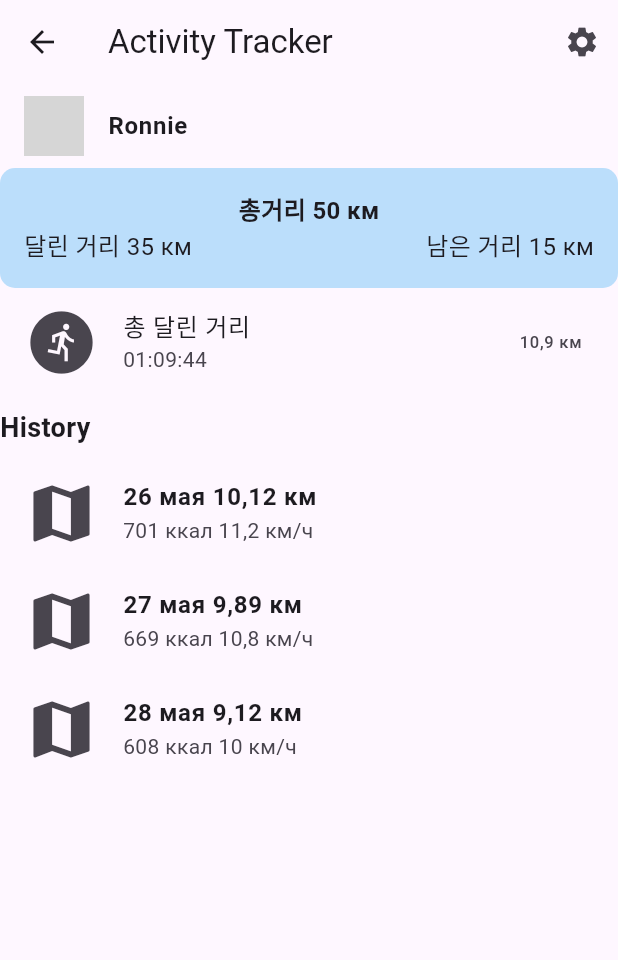
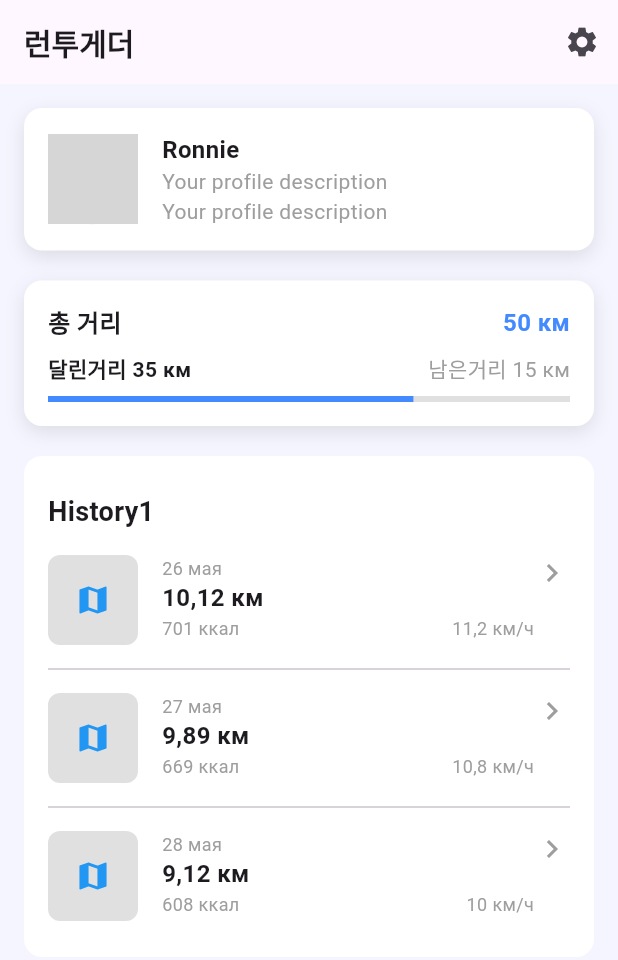
Before and after one commit to Me-in-U/GDG_Hackathon, a Flutter app: the HomePage screen opened directly with empty values, on a phone screen of 412 x 824 dp. Shown: the top 960 px of the screen. Run offline on Flutter 3.47's test engine with Material 3 defaults, Android fonts, the phone set to English and light mode, and no system bars; our stand-ins replace cloud_firestore, firebase_core, fluttertoast, font_awesome_flutter, geolocator, google_maps_flutter; accounts and stored records are empty; network calls fail; Roboto replaces fonts that are missing (YourFontName); grey boxes are pictures that could not be loaded.

Commit message:
Changing Layout in HomePage

```diff
--- a/lib/home_page.dart
+++ b/lib/home_page.dart
@@ -5,11 +5,20 @@ class HomePage extends StatelessWidget {
 
   const HomePage({required this.username});
 
-  @override
+
   Widget build(BuildContext context) {
     return Scaffold(
+      backgroundColor: Color(0xFFF5F5FF),
       appBar: AppBar(
-        title: Text('Activity Tracker'),
+        title: Text(
+          '런투게더',
+          style: TextStyle(
+            fontFamily: 'YourFontName', // 사용하려는 폰트 이름으로 변경
+            fontWeight: FontWeight.bold, // 굵은 글씨 설정
+            fontSize: 20, // 폰트 크기 설정
+          ),
+        ),
+        automaticallyImplyLeading: false, // 뒤로 가기 버튼 제거
         actions: [
           IconButton(
             icon: Icon(Icons.settings),
@@ -21,7 +30,6 @@ class HomePage extends StatelessWidget {
         child: Column(
           children: [
             _buildProfileHeader(),
-            _buildWeeklyGoal(),
             _buildRecentActivity(),
             _buildHistory(),
           ],
@@ -31,29 +39,42 @@ class HomePage extends StatelessWidget {
   }
 
   Widget _buildProfileHeader() {
-    return ListTile(
-      leading: CircleAvatar(
+    return Container(
+      padding: const EdgeInsets.all(16.0),
+      margin: const EdgeInsets.all(16.0), // 상하좌우에 16의 여백 추가
+      decoration: BoxDecoration(
+        color: Colors.white, // 배경색을 하얀색으로 설정
+        borderRadius: BorderRadius.circular(12.0), // 둥근 모서리 설정
+        boxShadow: [
+          BoxShadow(
+            color: Colors.black.withOpacity(0.1),
+            blurRadius: 10,
+            offset: Offset(0, 4),
+          ),
+        ],
+      ),
+      child: Row(
+        children: [
+          CircleAvatar(
             backgroundImage: NetworkImage('https://example.com/user_image.jpg'),
+            radius: 30, // 프로필 사진 크기 조정
           ),
-      title: Text('Ronnie', style: TextStyle(fontWeight: FontWeight.bold)),
-    );
-  }
-
-  Widget _buildWeeklyGoal() {
-    return Container(
-      padding: EdgeInsets.all(16),
-      decoration: BoxDecoration(
-        color: Colors.blue[100],
-        borderRadius: BorderRadius.circular(10),
+          SizedBox(width: 16),
+          Column(
+            crossAxisAlignment: CrossAxisAlignment.start,
+            children: [
+              Text(
+                'Ronnie',
+                style: TextStyle(fontWeight: FontWeight.bold, fontSize: 16),
               ),
-      child: Column(
-        children: [
-          Text('총거리 50 км', style: TextStyle(fontSize: 16, fontWeight: FontWeight.bold)),
-          Row(
-            mainAxisAlignment: MainAxisAlignment.spaceBetween,
-            children: [
-              Text('달린 거리 35 км', style: TextStyle(fontSize: 16)),
-              Text('남은 거리 15 км', style: TextStyle(fontSize: 16)),
+              Text(
+                'Your profile description', // 예시로 간단한 설명 추가
+                style: TextStyle(color: Colors.grey, fontSize: 14),
+              ),
+              Text(
+                'Your profile description', // 예시로 간단한 설명 추가
+                style: TextStyle(color: Colors.grey, fontSize: 14),
+              ),
             ],
           ),
         ],
@@ -61,41 +82,148 @@ class HomePage extends StatelessWidget {
     );
   }
 
+
   Widget _buildRecentActivity() {
-    return ListTile(
-      leading: Icon(Icons.run_circle, size: 50),
-      title: Text('총 달린 거리'),
-      subtitle: Text('01:09:44'),
-      trailing: Text('10,9 км'),
+    return Container(
+      padding: const EdgeInsets.all(16.0),
+      margin: const EdgeInsets.fromLTRB(16,4,16, 4), // 상하좌우에 16의 여백 추가
+      decoration: BoxDecoration(
+        color: Colors.white,
+        borderRadius: BorderRadius.circular(12.0),
+        boxShadow: [
+          BoxShadow(
+            color: Colors.black.withOpacity(0.1),
+            blurRadius: 10,
+            offset: Offset(0, 4),
+          ),
+        ],
+      ),
+      child: Column(
+        crossAxisAlignment: CrossAxisAlignment.start,
+        children: [
+          Row(
+            mainAxisAlignment: MainAxisAlignment.spaceBetween,
+            children: [
+              Text(
+                '총 거리',
+                style: TextStyle(fontSize: 16, fontWeight: FontWeight.bold),
+              ),
+              Text(
+                '50 км',
+                style: TextStyle(fontSize: 16, color: Colors.blueAccent, fontWeight: FontWeight.bold),
+              ),
+            ],
+          ),
+          SizedBox(height: 8),
+          Row(
+            mainAxisAlignment: MainAxisAlignment.spaceBetween,
+            children: [
+              Text(
+                '달린거리 35 км',
+                style: TextStyle(fontSize: 14, fontWeight: FontWeight.bold),
+              ),
+              Text(
+                '남은거리 15 км',
+                style: TextStyle(fontSize: 14, color: Colors.grey),
+              ),
+            ],
+          ),
+          SizedBox(height: 8),
+          LinearProgressIndicator(
+            value: 35 / 50, // 현재 거리 / 목표 거리
+            backgroundColor: Colors.grey.shade300,
+            valueColor: AlwaysStoppedAnimation<Color>(Colors.blueAccent),
+          ),
+        ],
+      ),
     );
   }
 
+
+
   Widget _buildHistory() {
-    return Column(
+    return Center(
+      child: Container(
+        padding: const EdgeInsets.all(16.0),
+        margin: const EdgeInsets.all(16.0), // 상하좌우에 16의 여백 추가
+        decoration: BoxDecoration(
+          color: Colors.white, // 연한 배경 색상
+          borderRadius: BorderRadius.circular(12.0),
+        ),
+        child: Column(
           crossAxisAlignment: CrossAxisAlignment.start,
           children: [
             Padding(
               padding: const EdgeInsets.symmetric(vertical: 8.0),
-          child: Text('History', style: TextStyle(fontSize: 18, fontWeight: FontWeight.bold)),
+              child: Text(
+                'History1',
+                style: TextStyle(fontSize: 18, fontWeight: FontWeight.bold),
+              ),
             ),
             ListView(
               shrinkWrap: true,
               physics: NeverScrollableScrollPhysics(),
               children: [
                 _buildHistoryItem('26 мая', '10,12 км', '701 ккал', '11,2 км/ч'),
+                Divider(),
                 _buildHistoryItem('27 мая', '9,89 км', '669 ккал', '10,8 км/ч'),
+                Divider(),
                 _buildHistoryItem('28 мая', '9,12 км', '608 ккал', '10 км/ч'),
               ],
             ),
           ],
+        ),
+      ),
     );
   }
 
-  Widget _buildHistoryItem(String date, String distance, String calories, String pace) {
-    return ListTile(
-      leading: Icon(Icons.map, size: 50),
-      title: Text('$date $distance', style: TextStyle(fontWeight: FontWeight.bold)),
-      subtitle: Text('$calories $pace'),
+  Widget _buildHistoryItem(String date, String distance, String calories, String speed) {
+    return Padding(
+      padding: const EdgeInsets.symmetric(vertical: 8.0),
+      child: Row(
+        crossAxisAlignment: CrossAxisAlignment.start,
+        children: [
+          Container(
+            width: 60,
+            height: 60,
+            decoration: BoxDecoration(
+              color: Colors.grey.shade300, // 임시 배경 색상 (지도의 이미지 대신 사용)
+              borderRadius: BorderRadius.circular(8.0),
+            ),
+            child: Icon(Icons.map, color: Colors.blue), // 임시 아이콘, 지도 이미지 대신
+          ),
+          SizedBox(width: 16),
+          Expanded(
+            child: Column(
+              crossAxisAlignment: CrossAxisAlignment.start,
+              children: [
+                Text(
+                  date,
+                  style: TextStyle(fontSize: 12, color: Colors.grey),
+                ),
+                Text(
+                  distance,
+                  style: TextStyle(fontSize: 16, fontWeight: FontWeight.bold),
+                ),
+                Row(
+                  mainAxisAlignment: MainAxisAlignment.spaceBetween,
+                  children: [
+                    Text(
+                      calories,
+                      style: TextStyle(fontSize: 12, color: Colors.grey),
+                    ),
+                    Text(
+                      speed,
+                      style: TextStyle(fontSize: 12, color: Colors.grey),
+                    ),
+                  ],
+                ),
+              ],
+            ),
+          ),
+          Icon(Icons.chevron_right, color: Colors.grey),
+        ],
+      ),
     );
   }
 }
```
Also changed, not shown: pubspec.lock. Lines whose indentation alone changed are shown as unchanged.
